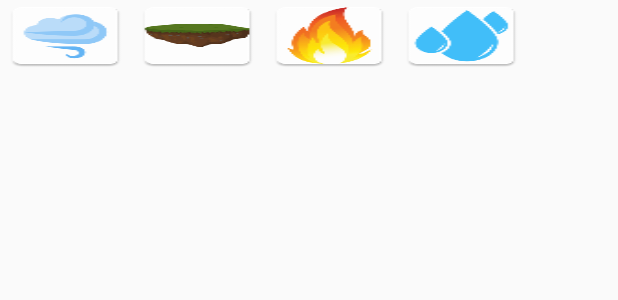
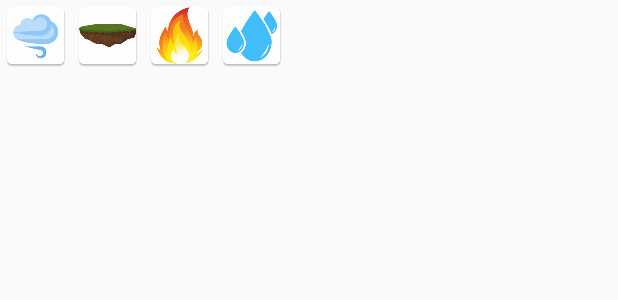
Before and after one commit to mathiassand/NotAlchemy, an Android app: the layout activity_main.xml on its own in the app's theme, with its tools: preview values and no code run, on a phone screen of 412 x 824 dp. Shown: the top 300 px of the screen. Run offline under Robolectric (Android 15) with nearby library versions, the phone set to English and light mode, and no system bars.

Commit message:
ButtonFeedback
5 buttons, with weird code in Java main (different button disappears and what not, might fix l8er allig8er)

```diff
--- a/NotAlchemy/app/src/main/java/com/example/larsnielsen/notalchemy/MainActivity.java
+++ b/NotAlchemy/app/src/main/java/com/example/larsnielsen/notalchemy/MainActivity.java
@@ -3,7 +3,7 @@ package com.example.larsnielsen.notalchemy;
 import android.os.Bundle;
 import android.support.v7.app.AppCompatActivity;
 import android.view.View;
-import android.widget.Button;
+import android.widget.ImageButton;
 
 public class MainActivity extends AppCompatActivity {
 
@@ -13,20 +13,28 @@ public class MainActivity extends AppCompatActivity {
     protected void onCreate(Bundle savedInstanceState) {
         super.onCreate(savedInstanceState);
         setContentView(R.layout.activity_main);
+
     }
+
+        public void buttonPress (View v){
+            switch (v.getId()) {
+                case R.id.imageButton:
+                    ImageButton buttonOne = (ImageButton) findViewById(R.id.imageButton);
+                    buttonOne.setVisibility(View.GONE);
+                    break;
+                case R.id.imageButton2:
+                    ImageButton buttonFive = (ImageButton) findViewById(R.id.imageButton3);
+                    buttonFive.setVisibility(View.VISIBLE);
+                    break;
+
+            }
+        }
+
+}
 
 
 
 
-    public void buttonPress(View v) {
-        switch (v.getId()){
-            case R.id.button:
-                Button buttonOne = (Button) findViewById(R.id.button);
-                buttonOne.setVisibility(View.GONE);
-                break;
-
-        }
-    } }
 
 /*
 playButton = (Button) findViewById(R.id.play);
--- a/NotAlchemy/app/src/main/res/layout/activity_main.xml
+++ b/NotAlchemy/app/src/main/res/layout/activity_main.xml
@@ -7,75 +7,89 @@
     tools:context="com.example.larsnielsen.notalchemy.MainActivity">
 
     <TableLayout
-        android:layout_width="368dp"
-        android:layout_height="495dp"
+        android:layout_width="374dp"
+        android:layout_height="361dp"
         tools:ignore="MissingConstraints"
-        tools:layout_editor_absoluteX="8dp"
-        tools:layout_editor_absoluteY="8dp">
+        tools:layout_editor_absoluteX="5dp"
+        tools:layout_editor_absoluteY="16dp"
+        android:id="@+id/tableLayout">
 
         <TableRow
             android:layout_width="match_parent"
             android:layout_height="match_parent">
 
-            <Button
-                android:id="@+id/button4"
+            <ImageButton
+                android:id="@+id/imageButton4"
                 android:layout_width="wrap_content"
                 android:layout_height="wrap_content"
-                android:text="Button"
-                android:textSize="0sp"
+                android:onClick="buttonPress"
                 android:background="@mipmap/air"
-                tools:ignore="ButtonStyle" />
+                app:srcCompat="@android:color/transparent"
+                android:src="?android:selectableItemBackground" />
 
-            <Button
-                android:id="@+id/button3"
+            <ImageButton
+                android:id="@+id/imageButton"
                 android:layout_width="wrap_content"
                 android:layout_height="wrap_content"
-                android:text="Button"
-                android:textSize="0sp"
+                android:onClick="buttonPress"
                 android:background="@mipmap/earth"
-                tools:ignore="ButtonStyle" />
+                app:srcCompat="@android:color/transparent"
+                android:src="?android:selectableItemBackground" />
 
-            <Button
-                android:id="@+id/button2"
+            <ImageButton
+                android:id="@+id/imageButton1"
                 android:layout_width="wrap_content"
                 android:layout_height="wrap_content"
-                android:text="Button"
-                android:textSize="0sp"
+                android:onClick="buttonPress"
                 android:background="@mipmap/fire"
-                tools:ignore="ButtonStyle" />
+                app:srcCompat="@android:color/transparent"
+                android:src="?android:selectableItemBackground" />
 
-            <Button
-                android:id="@+id/button"
+            <ImageButton
+                android:id="@+id/imageButton2"
                 android:layout_width="wrap_content"
                 android:layout_height="wrap_content"
-                android:text="Button"
                 android:onClick="buttonPress"
-                android:textSize="0sp"
                 android:background="@mipmap/water"
-                tools:ignore="ButtonStyle" />
+                app:srcCompat="@android:color/transparent"
+                android:src="?android:selectableItemBackground" />
         </TableRow>
 
         <TableRow
             android:layout_width="match_parent"
             android:layout_height="match_parent">
 
-            <Button
-                android:id="@+id/button5"
+            <ImageButton
+                android:id="@+id/imageButton3"
                 android:layout_width="wrap_content"
                 android:layout_height="wrap_content"
-                android:text="Button"
-                android:textSize="0sp"
-                android:background="@mipmap/steam"
-                android:visibility="gone" />
+                android:onClick="buttonPress"
+                android:visibility="gone"
+                app:srcCompat="@android:color/transparent"
+                android:src="?android:selectableItemBackground"
+                android:background="@mipmap/snow"
+                tools:layout_editor_absoluteX="140dp"
+                tools:layout_editor_absoluteY="204dp" />
 
-            <Button
-                android:id="@+id/button6"
+            <ImageButton
+                android:id="@+id/imageButton5"
                 android:layout_width="wrap_content"
                 android:layout_height="wrap_content"
-                android:text="Button"
-                android:textSize="0sp"
+                android:onClick="buttonPress"
+                android:background="@mipmap/steam"
+                android:visibility="gone"
+                app:srcCompat="@android:color/transparent"
+                android:src="?android:selectableItemBackground" />
+
+            <ImageButton
+                android:id="@+id/imageButton6"
+                android:layout_width="wrap_content"
+                android:layout_height="wrap_content"
+                android:onClick="buttonPress"
                 android:background="@mipmap/snow"
-                android:visibility="gone" />
+                android:visibility="gone"
+                app:srcCompat="@android:color/transparent"
+                android:src="?android:selectableItemBackground" />
         </TableRow>
 
         <TableRow
@@ -86,4 +100,11 @@
             android:layout_width="match_parent"
             android:layout_height="match_parent" />
     </TableLayout>
+
+    <RadioGroup
+        android:layout_width="wrap_content"
+        android:layout_height="wrap_content"
+        tools:layout_editor_absoluteX="57dp"
+        tools:layout_editor_absoluteY="155dp" />
+
 </android.support.constraint.ConstraintLayout>
```
